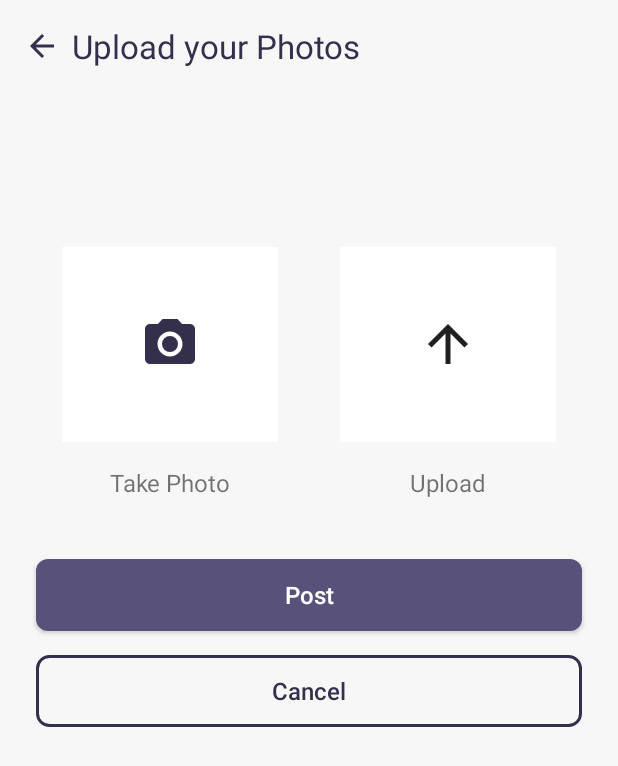
After one commit to fahad4087505/quizproject, an Android app: the UploadPhotosFragment screen opened through its navigation route, on a phone screen of 412 x 824 dp. The commit adds this screen. Shown: the top 766 px of the screen. Run offline under Robolectric (Android 15) with nearby library versions, the phone set to English and light mode, and no system bars; our stand-ins replace Dagger/Hilt's generated code, Firebase (no records; nobody signed in at launch, a user with empty details on screens opened directly), navigation-ui; 1 statement that could not run was skipped.

Commit message:
Upload Photos Screen Designed

```diff
--- a/app/src/main/AndroidManifest.xml
+++ b/app/src/main/AndroidManifest.xml
@@ -4,6 +4,9 @@
 
     <uses-permission android:name="android.permission.INTERNET" />
     <uses-permission android:name="android.permission.ACCESS_NETWORK_STATE" />
+    <uses-permission android:name="android.permission.READ_EXTERNAL_STORAGE" />
+    <uses-permission android:name="android.permission.WRITE_EXTERNAL_STORAGE" />
+    <uses-permission android:name="android.permission.CAMERA"/>
 
     <application
         android:name=".MyApplication"
--- a/app/src/main/java/com/example/a2by3_android/ui/sell/SellingProductListFragment.kt
+++ b/app/src/main/java/com/example/a2by3_android/ui/sell/SellingProductListFragment.kt
@@ -5,7 +5,6 @@ import android.view.MenuItem
 import android.view.ViewGroup
 import android.widget.Toast
 import androidx.lifecycle.ViewModelProvider
-import androidx.lifecycle.observe
 import androidx.recyclerview.widget.GridLayoutManager
 import androidx.recyclerview.widget.RecyclerView
 import com.example.a2by3_android.SellingListAdapter
@@ -25,7 +24,7 @@ class SellingProductListFragment : BaseFragment<FragmentSellingProductListBindin
   @Inject
   lateinit var dataSource: SellingProductListDataSource
   lateinit var viewModel: SellingProductListViewModel
-  lateinit var categoryArrayList: ArrayList<String>
+  private var categoryArrayList: ArrayList<String> = arrayListOf()
 
 
   override fun getFragmentBinding(
@@ -58,7 +57,7 @@ class SellingProductListFragment : BaseFragment<FragmentSellingProductListBindin
       when(it.status) {
         Resource.Status.SUCCESS -> {
           progressBar.hide()
-          categoryArrayList.addAll(it.data?.data!!)
+          it.data?.data?.let { it1 -> categoryArrayList.addAll(it1) }
           categoriesRecyclerView.adapter?.notifyDataSetChanged()
           Toast.makeText(requireContext(), it.data?.status.toString(), Toast.LENGTH_SHORT).show()
         }
--- a/app/src/main/java/com/example/a2by3_android/util/Constant.kt
+++ b/app/src/main/java/com/example/a2by3_android/util/Constant.kt
@@ -10,6 +10,10 @@ object Constant {
   }
 
   const val GOOGLE_SIGN_IN_CODE = 5
+  const val REQUEST_IMAGE_CAPTURE = 14
+  const val REQUEST_PICK_IMAGE = 12
+  const val CAMERA_PERMISSION_REQUEST_CODE = 72
+  const val READ_EXTERNAL_STORAGE_REQUEST_CODE = 1024
   const val AUTH_FAILURE_CODE = 401
   const val AUTH_URL_ERROR = ".medznmore.com/oauth/token"
   const val SESSION_EXPIRED = "Your session has been expired"
--- /dev/null
+++ b/app/src/main/res/drawable/ic_camera.xml
@@ -0,0 +1,6 @@
+<vector android:height="40dp" android:tint="@color/purple"
+    android:viewportHeight="24" android:viewportWidth="24"
+    android:width="40dp" xmlns:android="http://schemas.android.com/apk/res/android">
+    <path android:fillColor="@android:color/white" android:pathData="M12,12m-3.2,0a3.2,3.2 0,1 1,6.4 0a3.2,3.2 0,1 1,-6.4 0"/>
+    <path android:fillColor="@android:color/white" android:pathData="M9,2L7.17,4L4,4c-1.1,0 -2,0.9 -2,2v12c0,1.1 0.9,2 2,2h16c1.1,0 2,-0.9 2,-2L22,6c0,-1.1 -0.9,-2 -2,-2h-3.17L15,2L9,2zM12,17c-2.76,0 -5,-2.24 -5,-5s2.24,-5 5,-5 5,2.24 5,5 -2.24,5 -5,5z"/>
+</vector>
--- /dev/null
+++ b/app/src/main/res/drawable/ic_purple_border.xml
@@ -0,0 +1,6 @@
+<?xml version="1.0" encoding="utf-8"?>
+<shape xmlns:android="http://schemas.android.com/apk/res/android" android:shape="rectangle">
+
+    <corners android:radius="8dp" />
+    <stroke android:color="@color/purple" android:width="2dp" />
+</shape>
--- /dev/null
+++ b/app/src/main/res/drawable/ic_upload.xml
@@ -0,0 +1,5 @@
+<vector android:height="40dp" android:tint="#211F1F"
+    android:viewportHeight="24" android:viewportWidth="24"
+    android:width="40dp" xmlns:android="http://schemas.android.com/apk/res/android">
+    <path android:fillColor="@android:color/white" android:pathData="M4,12l1.41,1.41L11,7.83V20h2V7.83l5.58,5.59L20,12l-8,-8 -8,8z"/>
+</vector>
--- /dev/null
+++ b/app/src/main/res/layout/fragment_upload_photos.xml
@@ -0,0 +1,152 @@
+<?xml version="1.0" encoding="utf-8"?>
+<androidx.constraintlayout.widget.ConstraintLayout xmlns:android="http://schemas.android.com/apk/res/android"
+    xmlns:app="http://schemas.android.com/apk/res-auto"
+    xmlns:tools="http://schemas.android.com/tools"
+    android:layout_width="match_parent"
+    android:layout_height="match_parent"
+    android:background="@color/grey"
+    tools:context=".ui.uploadphotos.UploadPhotosFragment">
+
+    <TextView
+        android:id="@+id/tvUploadPhotos"
+        android:layout_width="wrap_content"
+        android:layout_height="wrap_content"
+        android:layout_margin="16dp"
+        android:drawablePadding="8dp"
+        android:text="@string/upload_your_photos"
+        android:textColor="@color/purple"
+        android:textSize="22sp"
+        app:drawableStartCompat="@drawable/ic_arrow_back"
+        app:layout_constraintStart_toStartOf="parent"
+        app:layout_constraintTop_toTopOf="parent" />
+
+    <TextView
+        android:layout_width="wrap_content"
+        android:layout_height="wrap_content"
+        android:layout_marginTop="16dp"
+        android:textSize="16sp"
+        app:layout_constraintStart_toStartOf="@+id/tvUploadPhotos"
+        app:layout_constraintTop_toBottomOf="@id/tvUploadPhotos" />
+
+    <androidx.constraintlayout.widget.Guideline
+        android:id="@+id/guidelineImage"
+        android:layout_width="wrap_content"
+        android:layout_height="wrap_content"
+        android:orientation="horizontal"
+        app:layout_constraintGuide_percent=".2" />
+
+    <androidx.constraintlayout.widget.Guideline
+        android:id="@+id/guidelinePhotoStart"
+        android:layout_width="wrap_content"
+        android:layout_height="wrap_content"
+        android:orientation="vertical"
+        app:layout_constraintGuide_percent=".1" />
+
+    <androidx.constraintlayout.widget.Guideline
+        android:id="@+id/guidelinePhotoEnd"
+        android:layout_width="wrap_content"
+        android:layout_height="wrap_content"
+        android:orientation="vertical"
+        app:layout_constraintGuide_percent=".45" />
+
+    <androidx.constraintlayout.widget.Guideline
+        android:id="@+id/guidelineUploadStart"
+        android:layout_width="wrap_content"
+        android:layout_height="wrap_content"
+        android:orientation="vertical"
+        app:layout_constraintGuide_percent=".55" />
+
+    <androidx.constraintlayout.widget.Guideline
+        android:id="@+id/guidelineUploadEnd"
+        android:layout_width="wrap_content"
+        android:layout_height="wrap_content"
+        android:orientation="vertical"
+        app:layout_constraintGuide_percent=".9" />
+
+    <RelativeLayout
+        android:id="@+id/lytTakePhoto"
+        android:layout_width="0dp"
+        android:layout_height="130dp"
+        android:background="@color/white"
+        app:layout_constraintEnd_toEndOf="@id/guidelinePhotoEnd"
+        app:layout_constraintStart_toStartOf="@id/guidelinePhotoStart"
+        app:layout_constraintTop_toTopOf="@id/guidelineImage">
+
+        <ImageView
+            android:layout_width="wrap_content"
+            android:layout_height="wrap_content"
+            app:srcCompat="@drawable/ic_camera"
+            android:layout_centerInParent="true"
+            android:contentDescription="@string/take_photo" />
+
+    </RelativeLayout>
+
+    <TextView
+        android:id="@+id/tvTakePhoto"
+        android:layout_width="wrap_content"
+        android:layout_height="wrap_content"
+        android:text="@string/take_photo"
+        android:textSize="16sp"
+        android:layout_marginTop="16dp"
+        app:layout_constraintStart_toStartOf="@id/lytTakePhoto"
+        app:layout_constraintEnd_toEndOf="@id/lytTakePhoto"
+        app:layout_constraintTop_toBottomOf="@id/lytTakePhoto" />
+
+    <RelativeLayout
+        android:id="@+id/lytUploadPhoto"
+        android:layout_width="0dp"
+        android:layout_height="130dp"
+        android:background="@color/white"
+        app:layout_constraintEnd_toEndOf="@id/guidelineUploadEnd"
+        app:layout_constraintStart_toStartOf="@id/guidelineUploadStart"
+        app:layout_constraintTop_toTopOf="@id/guidelineImage">
+
+        <ImageView
+            android:layout_width="wrap_content"
+            android:layout_height="wrap_content"
+            app:srcCompat="@drawable/ic_upload"
+            android:layout_centerInParent="true"
+            android:contentDescription="@string/upload" />
+
+    </RelativeLayout>
+
+    <TextView
+        android:id="@+id/tvUploadPhoto"
+        android:layout_width="wrap_content"
+        android:layout_height="wrap_content"
+        android:text="@string/upload"
+        android:textSize="16sp"
+        android:layout_marginTop="16dp"
+        app:layout_constraintStart_toStartOf="@id/lytUploadPhoto"
+        app:layout_constraintEnd_toEndOf="@id/lytUploadPhoto"
+        app:layout_constraintTop_toBottomOf="@id/lytUploadPhoto" />
+
+    <androidx.appcompat.widget.AppCompatButton
+        android:id="@+id/btnPost"
+        android:layout_width="match_parent"
+        android:layout_height="wrap_content"
+        android:text="@string/post"
+        android:textAllCaps="false"
+        android:textSize="16sp"
+        android:background="@drawable/ic_purple_rectangle"
+        android:textColor="@color/white"
+        android:layout_marginTop="40dp"
+        android:layout_marginStart="24dp"
+        android:layout_marginEnd="24dp"
+        app:layout_constraintTop_toBottomOf="@id/tvUploadPhoto" />
+
+    <androidx.appcompat.widget.AppCompatButton
+        android:id="@+id/btnCancel"
+        android:layout_width="match_parent"
+        android:layout_height="wrap_content"
+        android:text="@string/cancel"
+        android:textAllCaps="false"
+        android:textSize="16sp"
+        android:background="@drawable/ic_purple_border"
+        android:textColor="@color/purple"
+        android:layout_marginTop="16dp"
+        android:layout_marginStart="24dp"
+        android:layout_marginEnd="24dp"
+        app:layout_constraintTop_toBottomOf="@id/btnPost" />
+
+</androidx.constraintlayout.widget.ConstraintLayout>
--- a/app/src/main/res/navigation/mobile_navigation.xml
+++ b/app/src/main/res/navigation/mobile_navigation.xml
@@ -63,6 +63,9 @@
         <action
             android:id="@+id/action_splashFragment_to_sellingProductListFragment"
             app:destination="@id/sellingProductListFragment" />
+        <action
+            android:id="@+id/action_splashFragment_to_uploadPhotosFragment"
+            app:destination="@id/uploadPhotosFragment" />
     </fragment>
     <fragment
         android:id="@+id/onboardingSliderFragment"
@@ -133,4 +136,9 @@
         android:name="com.example.a2by3_android.ui.sell.SellingProductListFragment"
         android:label="fragment_selling_product_list"
         tools:layout="@layout/fragment_selling_product_list" />
+    <fragment
+        android:id="@+id/uploadPhotosFragment"
+        android:name="com.example.a2by3_android.ui.uploadphotos.UploadPhotosFragment"
+        android:label="fragment_upload_photos"
+        tools:layout="@layout/fragment_upload_photos" />
 </navigation>
--- a/app/src/main/res/values/strings.xml
+++ b/app/src/main/res/values/strings.xml
@@ -63,6 +63,12 @@
     <string name="create_a_new_passowrd">Create a new password</string>
     <string name="choose_a_strong_passowrd">Choose a strong password</string>
 
+    <string name="upload_your_photos">Upload your Photos</string>
+    <string name="take_photo">Take Photo</string>
+    <string name="upload">Upload</string>
+    <string name="post">Post</string>
+    <string name="cancel">Cancel</string>
+
     <!-- TODO: Remove or change this placeholder text -->
     <string name="hello_blank_fragment">Hello blank fragment</string>
 </resources>
```
Also changed, not shown: app/src/main/java/com/example/a2by3_android/ui/uploadphotos/UploadPhotosFragment.kt (added, +160 -0 lines), app/src/main/java/com/example/a2by3_android/util/imageutil/ImageUtil.kt (added, +18 -0 lines), app/src/main/java/com/example/a2by3_android/util/imageutil/URIPathHelper.kt (added, +88 -0 lines).
